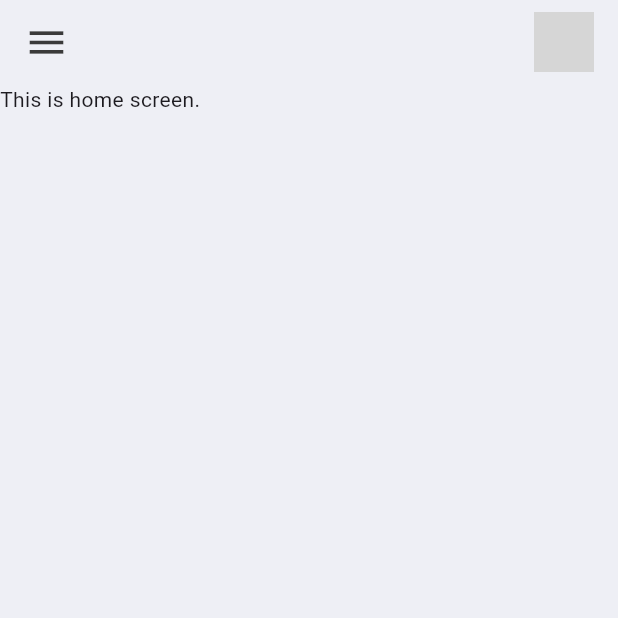
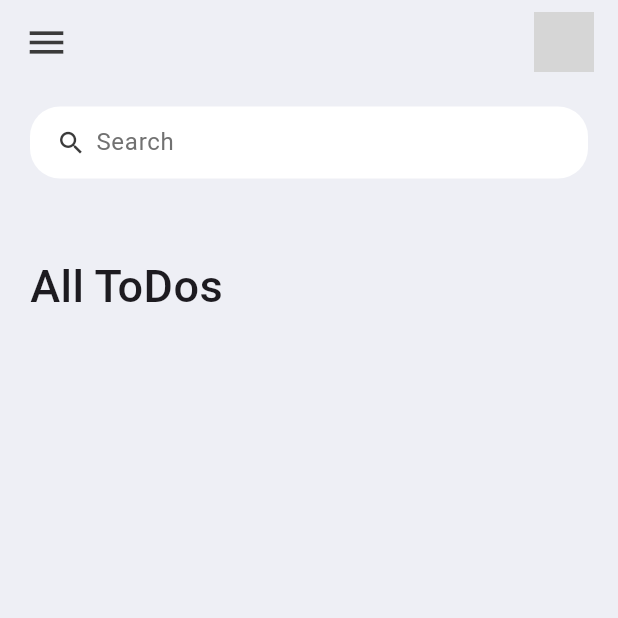
Before and after one commit to Minhnhat1104/flutter_todo_app, a Flutter app: the screen it shows after launch, on a phone screen of 412 x 824 dp, the top half of it. Run offline on Flutter 3.47's test engine with Material 3 defaults, Android fonts, the phone set to English and light mode, and no system bars; grey boxes are pictures that could not be loaded.

Commit message:
Add searchBox, label All Todos

```diff
--- a/lib/screens/home.dart
+++ b/lib/screens/home.dart
@@ -1,3 +1,4 @@
+// ignore_for_file: prefer_const_constructors
 import 'package:flutter/material.dart';
 import 'package:todo_app/constants/colors.dart';
 
@@ -7,11 +8,42 @@ class Home extends StatelessWidget {
   @override
   Widget build(BuildContext context) {
     return Scaffold(
-      backgroundColor: tdBGColor,
-      appBar: _buildAppBar(),
-      body: Container(
-        child: Text('This is home screen.'),
-      ),
+        backgroundColor: tdBGColor,
+        appBar: _buildAppBar(),
+        body: Container(
+          padding: EdgeInsets.symmetric(horizontal: 20, vertical: 15),
+          child: Column(children: [
+            searchBox(),
+            Expanded(
+                child: ListView(
+              children: [
+                Container(
+                  margin: EdgeInsets.only(top: 50, bottom: 20),
+                  child: Text(
+                    'All ToDos',
+                    style: TextStyle(fontSize: 30, fontWeight: FontWeight.w500),
+                  ),
+                )
+              ],
+            ))
+          ]),
+        ));
+  }
+
+  Widget searchBox() {
+    return Container(
+      padding: EdgeInsets.symmetric(horizontal: 15),
+      decoration: BoxDecoration(
+          color: Colors.white, borderRadius: BorderRadius.circular(20)),
+      child: TextField(
+          decoration: const InputDecoration(
+              contentPadding: EdgeInsets.all(0),
+              prefixIcon: Icon(Icons.search, color: tdBlack, size: 20),
+              prefixIconConstraints:
+                  BoxConstraints(maxHeight: 20, minWidth: 25),
+              border: InputBorder.none,
+              hintText: 'Search',
+              hintStyle: TextStyle(color: tdGrey))),
     );
   }
 
```
